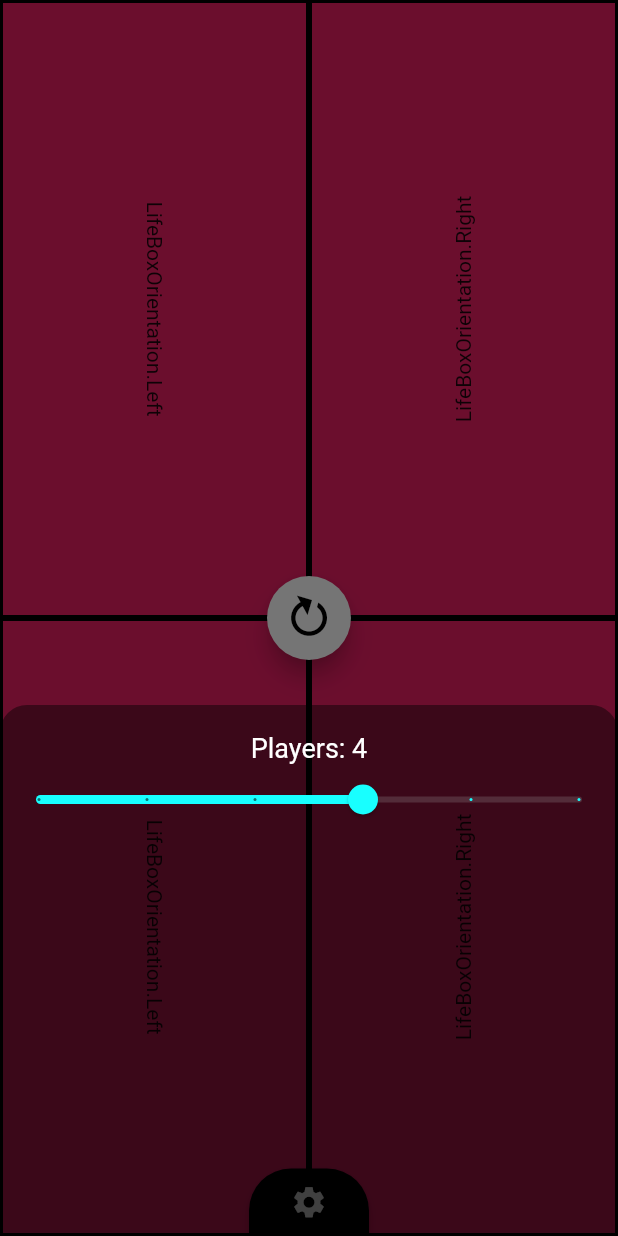
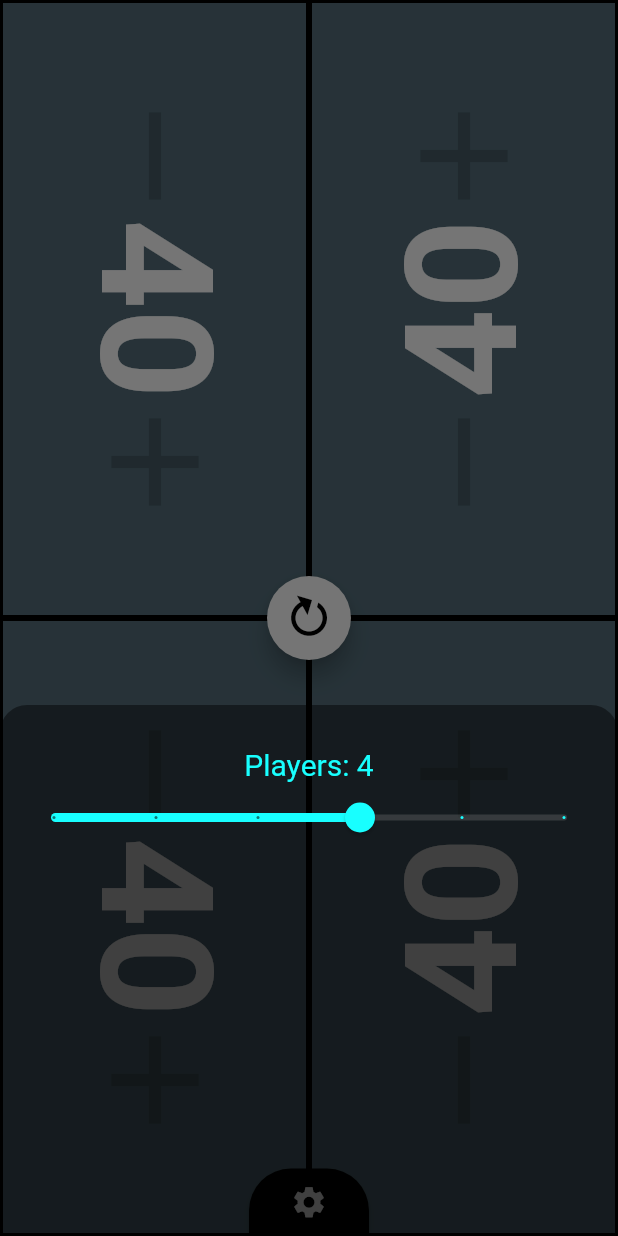
Before and after one commit to jemmec/lifeforce, a Flutter app: the screen it shows after launch, after a tap on the "settings" icon, on a phone screen of 412 x 824 dp. Run offline on Flutter 3.47's test engine with Material 2 defaults, Android fonts, the phone set to English and light mode, and no system bars; missing offline and left inert: event.

Commit message:
It might be working idk

```diff
--- a/lib/life_box_grid.dart
+++ b/lib/life_box_grid.dart
@@ -1,12 +1,12 @@
 import 'package:flutter/material.dart';
+import 'package:lifeforce/main.dart';
 
 import 'lifebox.dart';
 
 class LifeBoxGrid extends StatefulWidget {
-  LifeBoxGrid({Key key, this.players}) : super(key: key);
+  LifeBoxGrid({Key key, this.players, this.maxPlayers}) : super(key: key);
   final int players;
-
-  void doesThisWork() {}
+  final int maxPlayers;
 
   @override
   _LifeBoxGridState createState() => _LifeBoxGridState();
@@ -14,12 +14,9 @@ class LifeBoxGrid extends StatefulWidget {
 
 class _LifeBoxGridState extends State<LifeBoxGrid>
     with TickerProviderStateMixin {
-  var rows = <Widget>[];
   var columns = <Widget>[];
-  var lifeBoxes = <Widget>[];
 
   double boxMargin = 2.0;
-  Color boxColor = Colors.pink;
 
   @override
   void initState() {
@@ -28,18 +25,23 @@ class _LifeBoxGridState extends State<LifeBoxGrid>
 
   @override
   Widget build(BuildContext context) {
+    final lifeboxes = new List<LifeBox>(widget.maxPlayers);
+    for (int i = 0; i < lifeboxes.length; i++) {
+      lifeboxes[i] = LifeBox();
+    }
+
     columns.clear();
 
     bool evenPlayers = widget.players % 2 == 0;
 
+    //Theoretically can never go above the amount of players
+    int count = 0;
+
     if (!evenPlayers) {
       columns.add(Expanded(
           child: Container(
-        color: boxColor,
         margin: EdgeInsets.all(boxMargin),
-        child: LifeBox(
-          orientation: LifeBoxOrientation.Up,
-        ),
+        child: lifeboxes[count++].setOrientation(LifeBoxOrientation.Up),
       )));
     }
 
@@ -51,14 +53,10 @@ class _LifeBoxGridState extends State<LifeBoxGrid>
                 2,
                 (index) => new Expanded(
                       child: Container(
-                        color: boxColor,
-                        margin: EdgeInsets.all(boxMargin),
-                        child: LifeBox(
-                          orientation: index == 0
+                          margin: EdgeInsets.all(boxMargin),
+                          child: lifeboxes[count++].setOrientation(index == 0
                               ? LifeBoxOrientation.Left
-                              : LifeBoxOrientation.Right,
-                        ),
-                      ),
+                              : LifeBoxOrientation.Right)),
                     ))),
       )));
     }
--- a/lib/lifebox.dart
+++ b/lib/lifebox.dart
@@ -1,12 +1,17 @@
 import 'package:flutter/material.dart';
+import 'package:lifeforce/main.dart';
 
 class LifeBox extends StatefulWidget {
   LifeBox({
     Key key,
-    this.orientation,
   }) : super(key: key);
 
-  final LifeBoxOrientation orientation;
+  LifeBoxOrientation _orientation;
+
+  LifeBox setOrientation(LifeBoxOrientation o) {
+    _orientation = o;
+    return this;
+  }
 
   @override
   _LifeBoxState createState() => _LifeBoxState();
@@ -15,15 +20,101 @@ class LifeBox extends StatefulWidget {
 enum LifeBoxOrientation { Down, Left, Up, Right }
 
 class _LifeBoxState extends State<LifeBox> {
+  int lifeTotal = 40;
+
+  void reset() {
+    print("Resting lifeBox");
+    setState(() {
+      lifeTotal = 99;
+    });
+  }
+
+  @override
+  void dispose() {
+    super.dispose();
+  }
+
+  void initState() {
+    super.initState();
+  }
+
   @override
   Widget build(BuildContext context) {
     return Container(
+      color: Colors.blueGrey.shade600,
       child: RotatedBox(
-        quarterTurns: widget.orientation.index,
-        child: Center(
-          child: Text("${widget.orientation.toString()}"),
-        ),
-      ),
+          quarterTurns: widget._orientation.index,
+          child: Stack(children: <Widget>[
+            Row(
+              children: <Widget>[
+                Expanded(
+                  child: Container(
+                    child: Center(
+                      child: Icon(
+                        Icons.remove,
+                        size: 100,
+                        color: Colors.blueGrey.shade700,
+                      ),
+                    ),
+                  ),
+                ),
+                Expanded(
+                  child: Container(
+                    child: Center(
+                      child: Icon(
+                        Icons.add,
+                        size: 100,
+                        color: Colors.blueGrey.shade700,
+                      ),
+                    ),
+                  ),
+                ),
+              ],
+            ),
+            Center(
+                child: Container(
+              // color: Colors.black,
+              child: Text(
+                "$lifeTotal",
+                style: TextStyle(
+                    fontSize: 104,
+                    color: Colors.white,
+                    fontWeight: FontWeight.bold),
+              ),
+            )),
+            Row(
+              children: <Widget>[
+                Expanded(
+                    child: FlatButton(
+                  onPressed: () {
+                    setState(() {
+                      lifeTotal--;
+                    });
+                  },
+                  onLongPress: () {
+                    setState(() {
+                      lifeTotal -= 5;
+                    });
+                  },
+                  child: Container(),
+                )),
+                Expanded(
+                    child: FlatButton(
+                  onPressed: () {
+                    setState(() {
+                      lifeTotal++;
+                    });
+                  },
+                  onLongPress: () {
+                    setState(() {
+                      lifeTotal += 5;
+                    });
+                  },
+                  child: Container(),
+                )),
+              ],
+            ),
+          ])),
     );
   }
 }
--- a/lib/main.dart
+++ b/lib/main.dart
@@ -1,14 +1,18 @@
 import 'package:flutter/material.dart';
+import 'package:flutter/services.dart';
 import 'package:lifeforce/life_box_grid.dart';
-
-const _darkGrey = Color.fromRGBO(68, 68, 68, 1.0);
-const _midGrey = Color.fromRGBO(112, 112, 112, 1.0);
+import 'package:lifeforce/lifebox.dart';
+import 'dart:async';
+import 'package:event/event.dart';
 
 void main() {
-  runApp(MyApp());
+  print("Starting app...");
+  WidgetsFlutterBinding.ensureInitialized();
+  SystemChrome.setEnabledSystemUIOverlays([SystemUiOverlay.bottom]);
+  runApp(App());
 }
 
-class MyApp extends StatelessWidget {
+class App extends StatelessWidget {
   @override
   Widget build(BuildContext context) {
     return MaterialApp(
@@ -17,30 +21,45 @@ class MyApp extends StatelessWidget {
         primarySwatch: Colors.grey,
         visualDensity: VisualDensity.adaptivePlatformDensity,
       ),
-      home: MyHomePage(title: 'Lifeforce'),
+      home: LifeForce(title: 'Lifeforce'),
     );
   }
 }
 
-class MyHomePage extends StatefulWidget {
-  MyHomePage({Key key, this.title}) : super(key: key);
+class LifeForce extends StatefulWidget {
+  LifeForce({Key key, this.title}) : super(key: key);
 
   final String title;
 
+  static Event onResetEvent = Event();
+
+  void reset() {
+    onResetEvent.broadcast();
+  }
+
   @override
-  _MyHomePageState createState() => _MyHomePageState();
+  _LifeForceState createState() => _LifeForceState();
 }
 
-class _MyHomePageState extends State<MyHomePage> {
-  int _players = 4;
-
+class _LifeForceState extends State<LifeForce> {
   void setPlayers(int val) {
     setState(() {
-      _players = val;
+      this.players = val;
     });
   }
 
+  int players = 4;
   double sliderVal = 4;
+
+  int maxPlayers = 6;
+
+  //The starting life total
+  int startingLifeTotal = 40;
+
+  @override
+  void dispose() {
+    super.dispose();
+  }
 
   @override
   Widget build(BuildContext context) {
@@ -54,7 +73,10 @@ class _MyHomePageState extends State<MyHomePage> {
                   child: Container(
                       color: Colors.black,
                       height: 56,
-                      child: LifeBoxGrid(players: this._players)),
+                      child: LifeBoxGrid(
+                        players: this.players,
+                        maxPlayers: this.maxPlayers,
+                      )),
                 ),
               ],
             ),
@@ -70,7 +92,9 @@ class _MyHomePageState extends State<MyHomePage> {
                       size: 36,
                     ),
                   ),
-                  onPressed: () {},
+                  onPressed: () {
+                    widget.reset();
+                  },
                 )),
             Align(
               alignment: Alignment.bottomCenter,
@@ -115,22 +139,24 @@ class _MyHomePageState extends State<MyHomePage> {
                                       ),
                                     ),
                                     Container(
+                                      padding: EdgeInsets.all(10.0),
                                       height: (56 * 6).toDouble(),
                                       color: Colors.black45,
                                       child: SizedBox.expand(
+                                        // ---- SETTINGS MENU ----
                                         child: Column(
                                           children: <Widget>[
                                             Text(
-                                              "Players: ${this._players}",
+                                              "Players: ${this.players}",
                                               style: TextStyle(
-                                                  fontSize: 18,
-                                                  color: Colors.white),
+                                                  fontSize: 20,
+                                                  color: Colors.cyanAccent),
                                             ),
                                             Slider.adaptive(
                                               label: "${sliderVal.floor()}",
                                               min: 1,
-                                              max: 6,
-                                              divisions: 5,
+                                              max: this.maxPlayers.toDouble(),
+                                              divisions: this.maxPlayers - 1,
                                               activeColor: Colors.cyanAccent,
                                               value: sliderVal,
                                               onChanged: (val) {
--- a/pubspec.yaml
+++ b/pubspec.yaml
@@ -21,6 +21,7 @@ environment:
   sdk: ">=2.7.0 <3.0.0"
 
 dependencies:
+  event: ^1.1.4
   flutter:
     sdk: flutter
 
```
Also changed, not shown: pubspec.lock.
